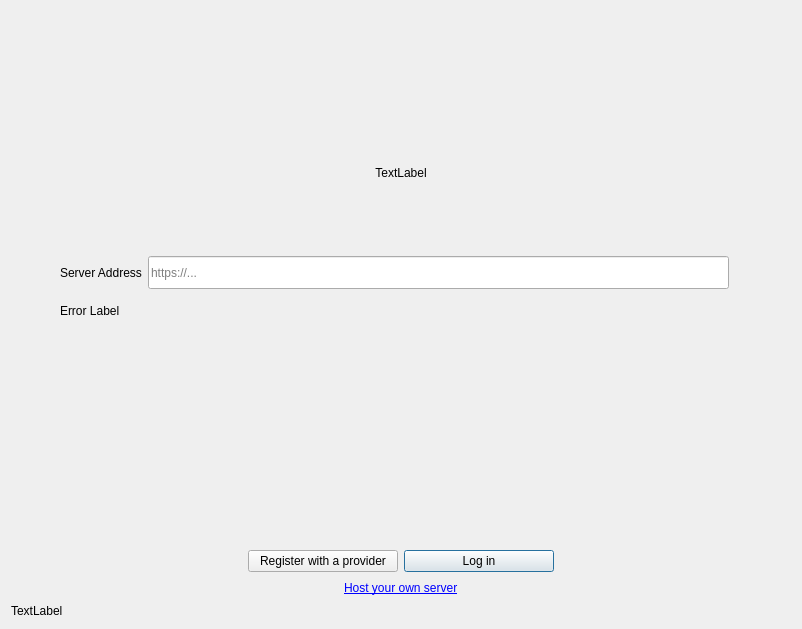
This is src/gui/wizard/owncloudsetupnocredspage.ui in nextcloud/desktop as Qt 5 draws it before an edit. The edited form follows.
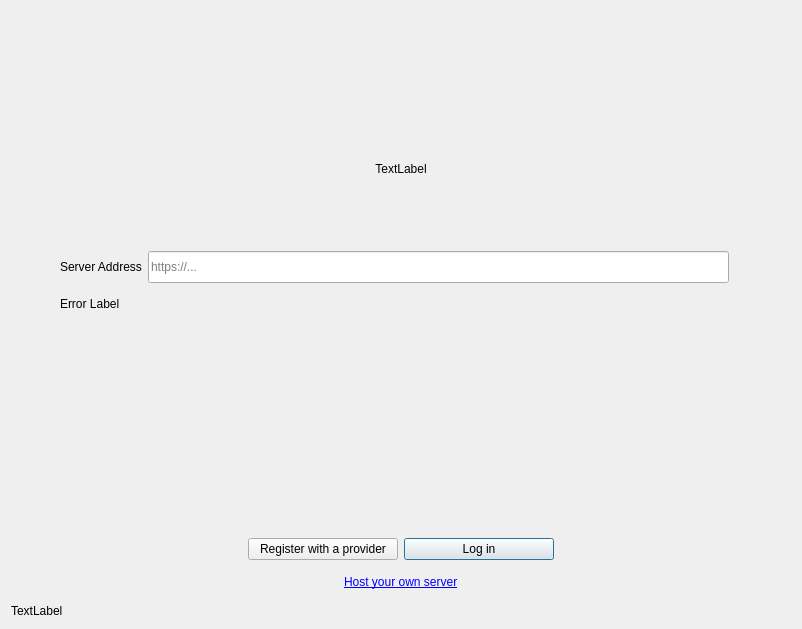
This is the edited form. Icons and pictures are not drawn. Custom widgets are drawn as their Qt base class.

Commit message: Layout optimizations and tab access for self-hosting link

Patch:
```diff
--- a/src/gui/wizard/owncloudsetupnocredspage.ui
+++ b/src/gui/wizard/owncloudsetupnocredspage.ui
@@ -74,6 +74,12 @@
          <height>0</height>
         </size>
        </property>
+       <property name="maximumSize">
+        <size>
+         <width>80</width>
+         <height>16777215</height>
+        </size>
+       </property>
        <property name="text">
         <string/>
        </property>
@@ -105,6 +111,12 @@
          <height>0</height>
         </size>
        </property>
+       <property name="maximumSize">
+        <size>
+         <width>80</width>
+         <height>16777215</height>
+        </size>
+       </property>
        <property name="text">
         <string/>
        </property>
@@ -405,6 +417,12 @@
       </spacer>
      </item>
      <item>
+      <widget class="QWidget" name="widget" native="true">
+       <property name="focusPolicy">
+        <enum>Qt::TabFocus</enum>
+       </property>
+       <layout class="QVBoxLayout" name="verticalLayout_3">
+        <item>
       <widget class="QLabel" name="installLink">
        <property name="text">
         <string>&lt;a href=&quot;https://docs.nextcloud.com/server/15/admin_manual/installation/index.html#installation&quot;&gt;&lt;span style=&quot; text-decoration: underline; color:#0000ff;&quot;&gt;Host your own server&lt;/span&gt;&lt;/a&gt;</string>
@@ -412,6 +430,12 @@
        <property name="openExternalLinks">
         <bool>true</bool>
        </property>
+          <property name="textInteractionFlags">
+           <set>Qt::LinksAccessibleByKeyboard|Qt::LinksAccessibleByMouse</set>
+          </property>
+         </widget>
+        </item>
+       </layout>
       </widget>
      </item>
      <item>
```
Lines whose indentation alone changed are shown as unchanged.
